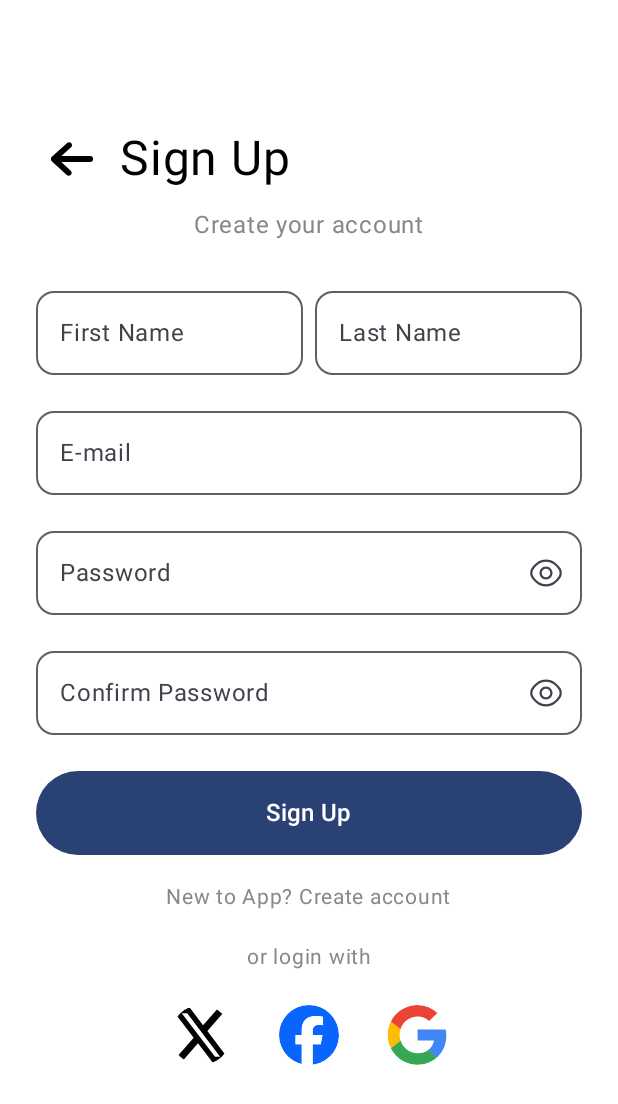
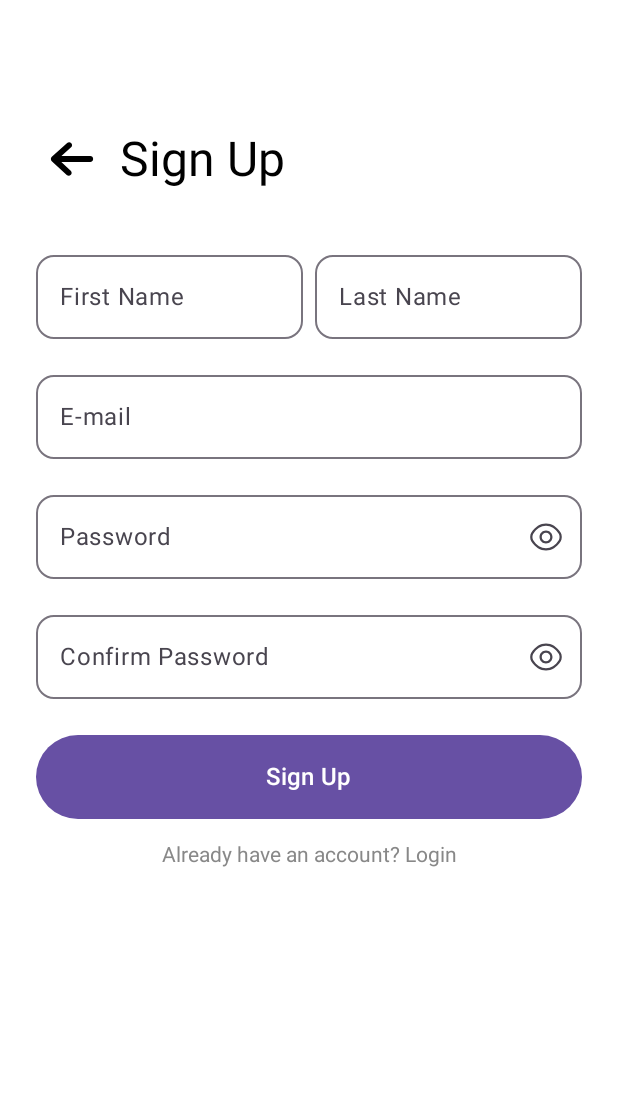
Before and after one commit to nourhan36/ITC-_ONL2_SWD4_S3_1, an Android app built with Jetpack Compose: the screen it shows after launch (SignUp), after a tap on "New to App? Create account", on a phone screen of 412 x 824 dp. Shown: the top 1104 px of the screen. Run offline under Robolectric (Android 15) with nearby library versions, the light colour scheme and no system bars.

Commit message:
login modified

```diff
--- a/app/src/main/java/com/example/itc__onl2_swd4_s3_1/ui/loginSignupPages/Login.kt
+++ b/app/src/main/java/com/example/itc__onl2_swd4_s3_1/ui/loginSignupPages/Login.kt
@@ -9,7 +9,6 @@ import androidx.compose.foundation.background
 import androidx.compose.foundation.clickable
 import androidx.compose.foundation.layout.Arrangement
 import androidx.compose.foundation.layout.Column
-import androidx.compose.foundation.layout.Row
 import androidx.compose.foundation.layout.Spacer
 import androidx.compose.foundation.layout.WindowInsets
 import androidx.compose.foundation.layout.fillMaxSize
@@ -18,8 +17,6 @@ import androidx.compose.foundation.layout.height
 import androidx.compose.foundation.layout.ime
 import androidx.compose.foundation.layout.imePadding
 import androidx.compose.foundation.layout.padding
-import androidx.compose.foundation.layout.size
-import androidx.compose.foundation.layout.width
 import androidx.compose.foundation.shape.RoundedCornerShape
 import androidx.compose.foundation.text.KeyboardOptions
 import androidx.compose.material3.Button
@@ -28,7 +25,6 @@ import androidx.compose.material3.Icon
 import androidx.compose.material3.IconButton
 import androidx.compose.material3.MaterialTheme
 import androidx.compose.material3.OutlinedTextField
-import androidx.compose.material3.Scaffold
 import androidx.compose.material3.Text
 import androidx.compose.runtime.Composable
 import androidx.compose.runtime.getValue
@@ -43,19 +39,19 @@ import androidx.compose.ui.res.painterResource
 import androidx.compose.ui.text.input.KeyboardType
 import androidx.compose.ui.text.input.PasswordVisualTransformation
 import androidx.compose.ui.text.input.VisualTransformation
-import androidx.compose.ui.tooling.preview.Preview
 import androidx.compose.ui.unit.dp
 import androidx.compose.ui.unit.sp
 import com.example.itc__onl2_swd4_s3_1.R
 import com.example.itc__onl2_swd4_s3_1.ui.homePage.HomeActivity
-import com.example.itc__onl2_swd4_s3_1.ui.loginSignupPages.ui.theme.ITC_ONL2_SWD4_S3_1Theme
+
+//import com.example.itc__onl2_swd4_s3_1.ui.loginSignupPages.ui.theme.ITC_ONL2_SWD4_S3_1Theme
 
 class Login : ComponentActivity() {
     override fun onCreate(savedInstanceState: Bundle?) {
         super.onCreate(savedInstanceState)
         enableEdgeToEdge()
         setContent {
-            ITC_ONL2_SWD4_S3_1Theme {
+
             LoginScreen(
                 onItemClick = {
                     val intent = Intent(this, SignUp    ::class.java)
@@ -68,7 +64,7 @@ class Login : ComponentActivity() {
                 }
             )
         }
-            }
+
     }
 }
 
@@ -230,52 +226,4 @@ fun AdditionalOptions(onItemClick: () -> Unit) {
 
     Spacer(modifier = Modifier.height(16.dp))
 
-    Text(
-        text = "or login with",
-        fontSize = 14.sp,
-        color = Color.Gray
-    )
-
-    Spacer(modifier = Modifier.height(16.dp))
-
-    SocialLoginButtons()
 }
-
-@Composable
-fun SocialLoginButtons() {
-    Row(
-        modifier = Modifier.fillMaxWidth(),
-        horizontalArrangement = Arrangement.Center
-    ) {
-        IconButton(onClick = { /* Handle X Login */ }) {
-            Icon(
-                painter = painterResource(id = R.drawable.x),
-                contentDescription = "X Login",
-                modifier = Modifier.size(48.dp),
-                tint = Color.Unspecified
-            )
-        }
-
-        Spacer(modifier = Modifier.width(24.dp))
-
-        IconButton(onClick = { /* Handle Facebook Login */ }) {
-            Icon(
-                painter = painterResource(id = R.drawable.facebook),
-                contentDescription = "Facebook Login",
-                modifier = Modifier.size(48.dp),
-                tint = Color.Unspecified
-            )
-        }
-
-        Spacer(modifier = Modifier.width(24.dp))
-
-        IconButton(onClick = { /* Handle Google Login */ }) {
-            Icon(
-                painter = painterResource(id = R.drawable.google),
-                contentDescription = "Google Login",
-                modifier = Modifier.size(48.dp),
-                tint = Color.Unspecified
-            )
-        }
-    }
-}
--- a/app/src/main/java/com/example/itc__onl2_swd4_s3_1/ui/loginSignupPages/SignUp.kt
+++ b/app/src/main/java/com/example/itc__onl2_swd4_s3_1/ui/loginSignupPages/SignUp.kt
@@ -6,6 +6,7 @@ import androidx.activity.ComponentActivity
 import androidx.activity.compose.setContent
 import androidx.activity.enableEdgeToEdge
 import androidx.compose.foundation.background
+import androidx.compose.foundation.clickable
 import androidx.compose.foundation.layout.Arrangement
 import androidx.compose.foundation.layout.Column
 import androidx.compose.foundation.layout.Row
@@ -23,7 +24,6 @@ import androidx.compose.material3.Icon
 import androidx.compose.material3.IconButton
 import androidx.compose.material3.MaterialTheme
 import androidx.compose.material3.OutlinedTextField
-import androidx.compose.material3.Scaffold
 import androidx.compose.material3.Text
 import androidx.compose.runtime.Composable
 import androidx.compose.runtime.getValue
@@ -36,19 +36,16 @@ import androidx.compose.ui.graphics.Color
 import androidx.compose.ui.platform.LocalDensity
 import androidx.compose.ui.res.painterResource
 import androidx.compose.ui.text.input.KeyboardType
-import androidx.compose.ui.tooling.preview.Preview
 import androidx.compose.ui.unit.dp
 import androidx.compose.ui.unit.sp
 import com.example.itc__onl2_swd4_s3_1.R
-import com.example.itc__onl2_swd4_s3_1.ui.homePage.HomeActivity
-import com.example.itc__onl2_swd4_s3_1.ui.loginSignupPages.ui.theme.ITC_ONL2_SWD4_S3_1Theme
 
 class SignUp : ComponentActivity() {
     override fun onCreate(savedInstanceState: Bundle?) {
         super.onCreate(savedInstanceState)
         enableEdgeToEdge()
         setContent {
-            ITC_ONL2_SWD4_S3_1Theme {
+
             SignUpScreen(
                 onNavigateBack = {
                     val intent = Intent(this, Login::class.java)
@@ -56,14 +53,14 @@ class SignUp : ComponentActivity() {
                     finish()
                 },
                 onSignUpClick = {
-                        val intent = Intent(this, HomeActivity::class.java)
+                    val intent = Intent(this, Login::class.java)
                     startActivity(intent)
                 }
             )
         }
     }
 }
-}
+
 @Composable
 fun SignUpScreen(
     onNavigateBack: () -> Unit,
@@ -152,7 +149,11 @@ fun SignUpScreen(
         Spacer(modifier = Modifier.height(16.dp))
 
         if (!isKeyboardVisible) {
-            AdditionalOptions(onItemClick = onNavigateBack)
+            Text(
+                text = "Already have an account? Login",
+                color = Color.Gray,
+                modifier = Modifier.clickable { onNavigateBack() }
+            )
         }
     }
 }
@@ -182,11 +183,7 @@ fun SignUpHeader(isKeyboardVisible: Boolean, onNavigateBack: () -> Unit) {
 
     if (!isKeyboardVisible) {
         Spacer(modifier = Modifier.height(8.dp))
-        Text(
-            text = "Create your account",
-            fontSize = 16.sp,
-            color = Color.Gray
-        )
+
     }
     //
 }
--- a/app/src/main/java/com/example/itc__onl2_swd4_s3_1/ui/loginSignupPages/ui/theme/Color.kt
+++ /dev/null
@@ -1,11 +0,0 @@
-package com.example.itc__onl2_swd4_s3_1.ui.loginSignupPages.ui.theme
-
-import androidx.compose.ui.graphics.Color
-
-val Purple80 = Color(0xFFD0BCFF)
-val PurpleGrey80 = Color(0xFFCCC2DC)
-val Pink80 = Color(0xFFEFB8C8)
-
-val Purple40 = Color(0xFF6650a4)
-val PurpleGrey40 = Color(0xFF625b71)
-val Pink40 = Color(0xFF7D5260)
--- a/app/src/main/java/com/example/itc__onl2_swd4_s3_1/ui/loginSignupPages/ui/theme/Theme.kt
+++ /dev/null
@@ -1,58 +0,0 @@
-package com.example.itc__onl2_swd4_s3_1.ui.loginSignupPages.ui.theme
-
-import android.app.Activity
-import android.os.Build
-import androidx.compose.foundation.isSystemInDarkTheme
-import androidx.compose.material3.MaterialTheme
-import androidx.compose.material3.darkColorScheme
-import androidx.compose.material3.dynamicDarkColorScheme
-import androidx.compose.material3.dynamicLightColorScheme
-import androidx.compose.material3.lightColorScheme
-import androidx.compose.runtime.Composable
-import androidx.compose.ui.platform.LocalContext
-
-private val DarkColorScheme = darkColorScheme(
-    primary = Purple80,
-    secondary = PurpleGrey80,
-    tertiary = Pink80
-)
-
-private val LightColorScheme = lightColorScheme(
-    primary = Purple40,
-    secondary = PurpleGrey40,
-    tertiary = Pink40
-
-    /* Other default colors to override
-    background = Color(0xFFFFFBFE),
-    surface = Color(0xFFFFFBFE),
-    onPrimary = Color.White,
-    onSecondary = Color.White,
-    onTertiary = Color.White,
-    onBackground = Color(0xFF1C1B1F),
-    onSurface = Color(0xFF1C1B1F),
-    */
-)
-
-@Composable
-fun ITC_ONL2_SWD4_S3_1Theme(
-    darkTheme: Boolean = isSystemInDarkTheme(),
-    // Dynamic color is available on Android 12+
-    dynamicColor: Boolean = true,
-    content: @Composable () -> Unit
-) {
-    val colorScheme = when {
-        dynamicColor && Build.VERSION.SDK_INT >= Build.VERSION_CODES.S -> {
-            val context = LocalContext.current
-            if (darkTheme) dynamicDarkColorScheme(context) else dynamicLightColorScheme(context)
-        }
-
-        darkTheme -> DarkColorScheme
-        else -> LightColorScheme
-    }
-
-    MaterialTheme(
-        colorScheme = colorScheme,
-        typography = Typography,
-        content = content
-    )
-}
--- a/app/src/main/java/com/example/itc__onl2_swd4_s3_1/ui/loginSignupPages/ui/theme/Type.kt
+++ /dev/null
@@ -1,34 +0,0 @@
-package com.example.itc__onl2_swd4_s3_1.ui.loginSignupPages.ui.theme
-
-import androidx.compose.material3.Typography
-import androidx.compose.ui.text.TextStyle
-import androidx.compose.ui.text.font.FontFamily
-import androidx.compose.ui.text.font.FontWeight
-import androidx.compose.ui.unit.sp
-
-// Set of Material typography styles to start with
-val Typography = Typography(
-    bodyLarge = TextStyle(
-        fontFamily = FontFamily.Default,
-        fontWeight = FontWeight.Normal,
-        fontSize = 16.sp,
-        lineHeight = 24.sp,
-        letterSpacing = 0.5.sp
-    )
-    /* Other default text styles to override
-    titleLarge = TextStyle(
-        fontFamily = FontFamily.Default,
-        fontWeight = FontWeight.Normal,
-        fontSize = 22.sp,
-        lineHeight = 28.sp,
-        letterSpacing = 0.sp
-    ),
-    labelSmall = TextStyle(
-        fontFamily = FontFamily.Default,
-        fontWeight = FontWeight.Medium,
-        fontSize = 11.sp,
-        lineHeight = 16.sp,
-        letterSpacing = 0.5.sp
-    )
-    */
-)
```
Lines whose indentation alone changed are shown as unchanged.
